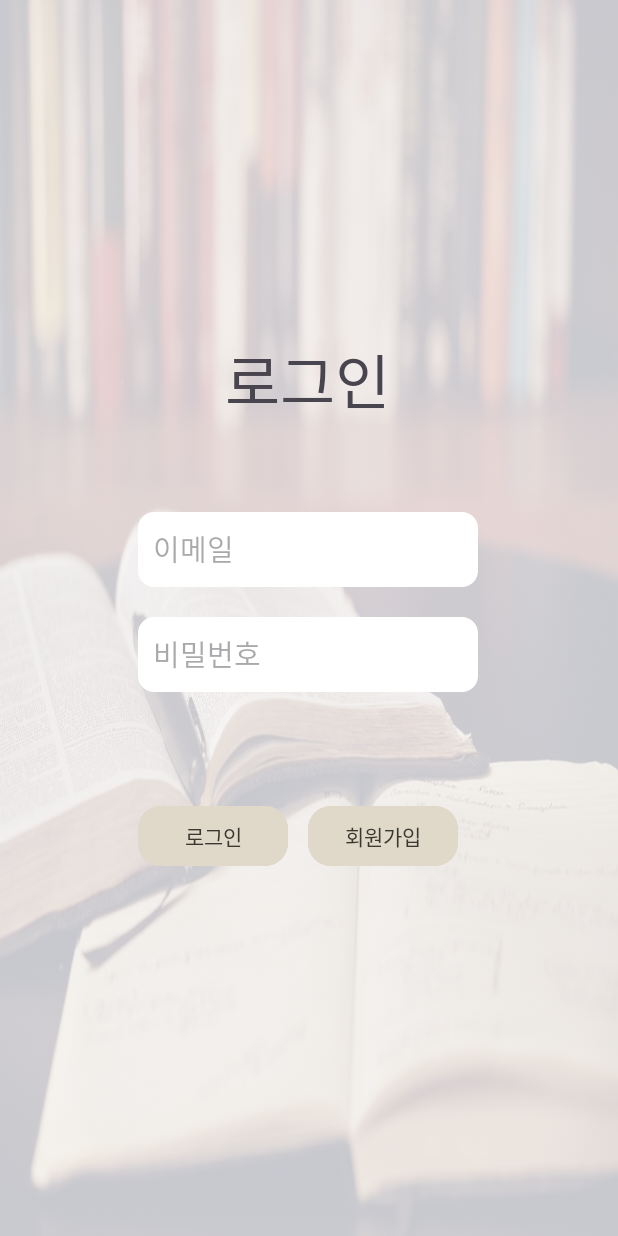
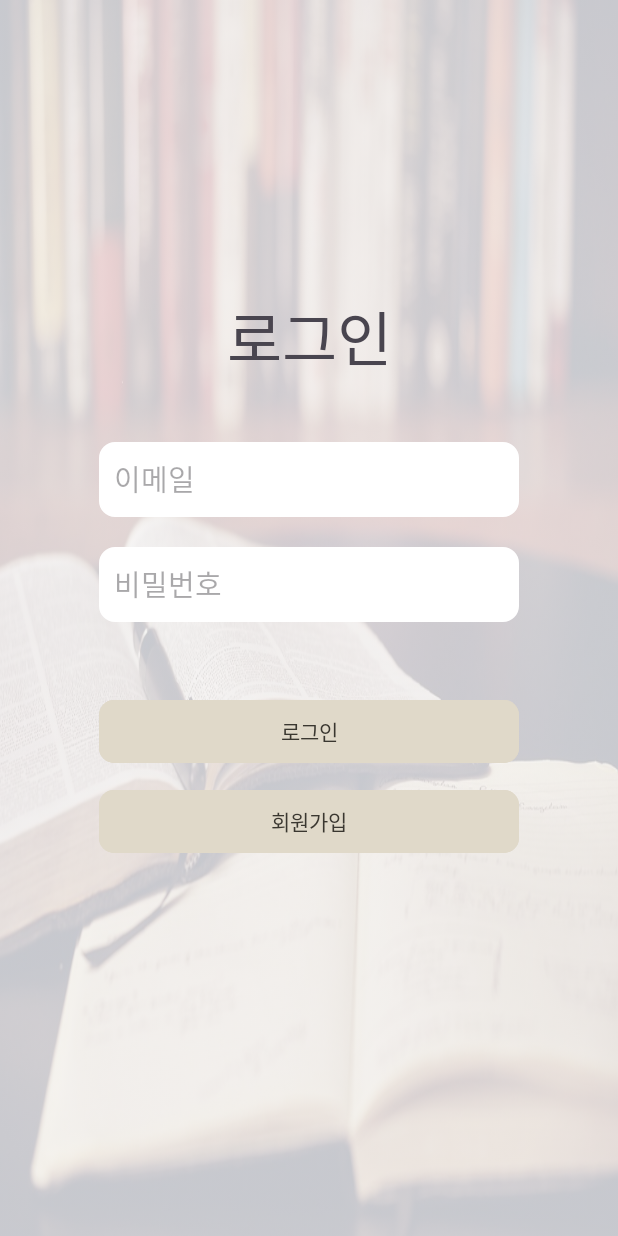
Before and after one commit to 2023-SMHRD-SW-Fullstack-1/StuCamp, an Android app: the screen it shows after launch (LoginActivity), on a phone screen of 412 x 824 dp. Run offline under Robolectric (Android 15) with nearby library versions, the light colour scheme and no system bars; our stand-ins replace Volley.

Commit message:
design : 최종디자인

```diff
--- a/client/StuCamp/app/src/main/java/com/smhrd/stucamp/chat/ChatActivity.kt
+++ b/client/StuCamp/app/src/main/java/com/smhrd/stucamp/chat/ChatActivity.kt
@@ -68,7 +68,7 @@ class ChatActivity : AppCompatActivity() {
         rv.adapter = adapter
 
         btn_send.setOnClickListener {
-            chatsRef.push().setValue(KakaoVO(R.drawable.img1, user.user_nickname, edt_msg.text.toString(), getCurrentTimeInHHMMFormat()))
+            chatsRef.push().setValue(KakaoVO(R.drawable.chatimage, user.user_nickname, edt_msg.text.toString(), getCurrentTimeInHHMMFormat()))
             // adapter 새로고침
             adapter.notifyDataSetChanged()
             // 스크롤 옮기기
--- a/client/StuCamp/app/src/main/java/com/smhrd/stucamp/chat/KakaoAdapter.kt
+++ b/client/StuCamp/app/src/main/java/com/smhrd/stucamp/chat/KakaoAdapter.kt
@@ -64,7 +64,7 @@ class KakaoAdapter(var context: Context, var template : Int, var data: ArrayList
         }else{
             holder.tv_myMsg.visibility = GONE
             holder.tv_myTime.visibility = GONE
-
+            holder.img.setImageResource(KakaoMessage.imgId!!)
         }
 
 
--- a/client/StuCamp/app/src/main/res/layout/activity_login.xml
+++ b/client/StuCamp/app/src/main/res/layout/activity_login.xml
@@ -25,33 +25,20 @@
         android:layout_width="wrap_content"
         android:layout_height="wrap_content"
         android:orientation="vertical"
-        app:layout_constraintGuide_percent="0.15" />
+        app:layout_constraintGuide_percent="0.16" />
 
     <androidx.constraintlayout.widget.Guideline
         android:id="@+id/guideline17"
         android:layout_width="wrap_content"
         android:layout_height="wrap_content"
         android:orientation="vertical"
-        app:layout_constraintGuide_percent="0.85" />
-
-    <androidx.constraintlayout.widget.Guideline
-        android:id="@+id/guideline18"
-        android:layout_width="wrap_content"
-        android:layout_height="wrap_content"
-        android:orientation="horizontal"
-        app:layout_constraintGuide_percent="0.10123119" />
-
-    <androidx.constraintlayout.widget.Guideline
-        android:id="@+id/guideline19"
-        android:layout_width="wrap_content"
-        android:layout_height="wrap_content"
-        android:orientation="horizontal"
-        app:layout_constraintGuide_percent="0.9" />
+        app:layout_constraintGuide_percent="0.84" />
 
     <EditText
         android:id="@+id/etLoginEmail"
-        android:layout_width="wrap_content"
+        android:layout_width="0dp"
         android:layout_height="50dp"
+        android:layout_marginTop="40dp"
         android:background="@drawable/edit_text_design"
         android:ems="10"
         android:fontFamily="@font/nanum_square_neo_brg"
@@ -59,30 +46,28 @@
         android:inputType="text"
         android:paddingLeft="10dp"
         android:textSize="19sp"
-        app:layout_constraintBottom_toTopOf="@+id/btnLogin"
-        app:layout_constraintEnd_toEndOf="@+id/tvLogin"
-        app:layout_constraintStart_toStartOf="@+id/tvLogin"
-        app:layout_constraintTop_toBottomOf="@+id/tvLogin"
-        app:layout_constraintVertical_bias="0.29000002" />
+        app:layout_constraintEnd_toStartOf="@+id/guideline17"
+        app:layout_constraintStart_toStartOf="@+id/guideline16"
+        app:layout_constraintTop_toBottomOf="@+id/tvLogin" />
 
     <TextView
         android:id="@+id/tvLogin"
         android:layout_width="wrap_content"
         android:layout_height="wrap_content"
-        android:layout_marginTop="140dp"
         android:fontFamily="@font/nanum_square_neo_deb"
         android:text="로그인"
         android:textSize="40sp"
+        app:layout_constraintBottom_toBottomOf="parent"
         app:layout_constraintEnd_toStartOf="@+id/guideline17"
-        app:layout_constraintHorizontal_bias="0.494"
         app:layout_constraintStart_toStartOf="@+id/guideline16"
-        app:layout_constraintTop_toTopOf="@+id/guideline18" />
+        app:layout_constraintTop_toTopOf="parent"
+        app:layout_constraintVertical_bias="0.255" />
 
     <Button
         android:id="@+id/btnLogin"
-        android:layout_width="100dp"
-        android:layout_height="wrap_content"
-        android:layout_marginBottom="160dp"
+        android:layout_width="0dp"
+        android:layout_height="50dp"
+        android:layout_marginTop="48dp"
         android:backgroundTint="#E0D9C9"
         android:fontFamily="@font/nanum_square_neo_deb"
         android:paddingLeft="6dp"
@@ -90,15 +75,14 @@
         android:text="로그인"
         android:textAlignment="center"
         android:textColor="#3A3730"
-        app:cornerRadius="15dp"
-        app:layout_constraintBottom_toTopOf="@+id/guideline19"
-        app:layout_constraintEnd_toEndOf="@+id/etLoginPw"
-        app:layout_constraintHorizontal_bias="0.0"
-        app:layout_constraintStart_toStartOf="@+id/etLoginPw" />
+        app:cornerRadius="10dp"
+        app:layout_constraintEnd_toStartOf="@+id/guideline17"
+        app:layout_constraintStart_toStartOf="@+id/etLoginPw"
+        app:layout_constraintTop_toBottomOf="@+id/etLoginPw" />
 
     <EditText
         android:id="@+id/etLoginPw"
-        android:layout_width="wrap_content"
+        android:layout_width="0dp"
         android:layout_height="50dp"
         android:layout_marginTop="20dp"
         android:background="@drawable/edit_text_design"
@@ -114,19 +98,19 @@
 
     <Button
         android:id="@+id/btnToSignIn"
-        android:layout_width="100dp"
-        android:layout_height="wrap_content"
+        android:layout_width="0dp"
+        android:layout_height="50dp"
+        android:layout_marginTop="10dp"
         android:backgroundTint="#E0D9C9"
         android:fontFamily="@font/nanum_square_neo_deb"
         android:paddingLeft="6dp"
         android:paddingRight="6dp"
         android:text="회원가입"
         android:textColor="#3A3730"
-        app:cornerRadius="15dp"
-        app:layout_constraintBottom_toBottomOf="@+id/btnLogin"
-        app:layout_constraintEnd_toEndOf="@+id/etLoginPw"
-        app:layout_constraintStart_toEndOf="@+id/btnLogin"
-        app:layout_constraintTop_toTopOf="@+id/btnLogin"
-        app:layout_constraintVertical_bias="0.0" />
+        app:cornerRadius="10dp"
+        app:layout_constraintEnd_toEndOf="@+id/btnLogin"
+        app:layout_constraintHorizontal_bias="0.491"
+        app:layout_constraintStart_toStartOf="@+id/btnLogin"
+        app:layout_constraintTop_toBottomOf="@+id/btnLogin" />
 
 </androidx.constraintlayout.widget.ConstraintLayout>
```
Also changed, not shown: client/StuCamp/app/src/main/res/drawable/chatimage.jpg (added).
